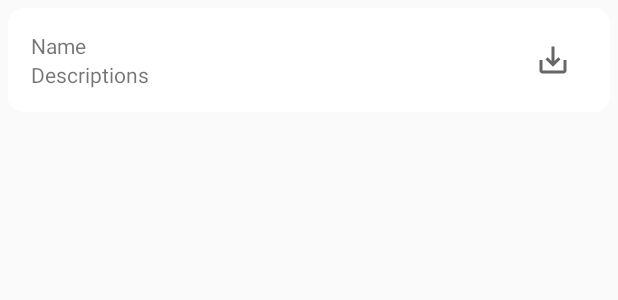
After one commit to devNitw/libNitwStudent, an Android app: the layout library_content_cards.xml on its own in the app's theme, with its tools: preview values and no code run, on a phone screen of 412 x 824 dp. The commit adds this screen. Shown: the top 300 px of the screen. Run offline under Robolectric (Android 15) with nearby library versions, the phone set to English and light mode, and no system bars.

Commit message:
made the course view and loaded pdf viewer

```diff
--- a/app/build.gradle
+++ b/app/build.gradle
@@ -78,4 +78,5 @@ dependencies {
     def archLifecycleVersion = '1.1.1'
     implementation "android.arch.lifecycle:extensions:$archLifecycleVersion"
     annotationProcessor "android.arch.lifecycle:compiler:$archLifecycleVersion"
+    implementation 'com.github.barteksc:android-pdf-viewer:2.8.2'
 }}
--- a/app/src/main/AndroidManifest.xml
+++ b/app/src/main/AndroidManifest.xml
@@ -1,6 +1,8 @@
 
 <manifest xmlns:android="http://schemas.android.com/apk/res/android"
     package="com.example.librarynitwstudent">
+    <uses-permission android:name="android.permission.READ_EXTERNAL_STORAGE"/>
+    <uses-permission android:name="android.permission.WRITE_EXTERNAL_STORAGE"/>
 
     <application
         android:allowBackup="true"
@@ -17,5 +19,7 @@
             </intent-filter>
         </activity>
         <activity android:name=".Ui.MainActivity.Home.SyllabusCard" android:theme="@style/AppTheme.PopupCard"/>
+        <activity android:name=".Ui.LibraryContent.ContentView" />
+        <activity android:name=".Ui.PdfView"/>
     </application>
 </manifest>
--- a/app/src/main/java/com/example/librarynitwstudent/Adapters/Main/HomeRecyclerAdapter.java
+++ b/app/src/main/java/com/example/librarynitwstudent/Adapters/Main/HomeRecyclerAdapter.java
@@ -15,6 +15,7 @@ import androidx.annotation.NonNull;
 import androidx.recyclerview.widget.RecyclerView;
 
 import com.example.librarynitwstudent.R;
+import com.example.librarynitwstudent.Ui.LibraryContent.ContentView;
 import com.example.librarynitwstudent.Ui.MainActivity.Home.SyllabusCard;
 import com.example.librarynitwstudent.models.Courses;
 
@@ -49,6 +50,8 @@ public class HomeRecyclerAdapter extends RecyclerView.Adapter<RecyclerView.ViewH
             @Override
             public void onClick(View v) {
                 Toast.makeText(context,"clicked view",Toast.LENGTH_SHORT).show();
+                Intent i =new Intent(context, ContentView.class);
+                context.startActivity(i);
             }
         });
         ((ViewHolder)holder).syllabus.setOnClickListener(new View.OnClickListener() {
--- a/app/src/main/java/com/example/librarynitwstudent/Adapters/Main/OfflineRecyclerAdapter.java
+++ b/app/src/main/java/com/example/librarynitwstudent/Adapters/Main/OfflineRecyclerAdapter.java
@@ -1,6 +1,8 @@
 package com.example.librarynitwstudent.Adapters.Main;
 
 import android.content.Context;
+import android.content.Intent;
+import android.net.Uri;
 import android.view.LayoutInflater;
 import android.view.View;
 import android.view.ViewGroup;
@@ -13,6 +15,7 @@ import androidx.annotation.NonNull;
 import androidx.recyclerview.widget.RecyclerView;
 
 import com.example.librarynitwstudent.R;
+import com.example.librarynitwstudent.Ui.PdfView;
 import com.example.librarynitwstudent.models.Downloads;
 
 import java.util.List;
@@ -47,6 +50,8 @@ public class OfflineRecyclerAdapter extends RecyclerView.Adapter<RecyclerView.Vi
             @Override
             public void onClick(View v) {
                 Toast.makeText(context,"Downloads clicked",Toast.LENGTH_SHORT).show();
+                Intent i=new Intent(context, PdfView.class);
+                context.startActivity(i);
             }
         });
         ((ViewHolder)holder).delete.setOnClickListener(new View.OnClickListener() {
--- /dev/null
+++ b/app/src/main/res/drawable/download.xml
@@ -0,0 +1,10 @@
+<vector xmlns:android="http://schemas.android.com/apk/res/android"
+    android:width="24dp"
+    android:height="24dp"
+    android:viewportWidth="24"
+    android:viewportHeight="24"
+    android:tint="?attr/colorControlNormal">
+  <path
+      android:fillColor="@android:color/white"
+      android:pathData="M19,12v7L5,19v-7L3,12v7c0,1.1 0.9,2 2,2h14c1.1,0 2,-0.9 2,-2v-7h-2zM13,12.67l2.59,-2.58L17,11.5l-5,5 -5,-5 1.41,-1.41L11,12.67L11,3h2z"/>
+</vector>
--- a/app/src/main/res/layout/fragment_offline.xml
+++ b/app/src/main/res/layout/fragment_offline.xml
@@ -8,5 +8,4 @@
         android:layout_width="match_parent"
         android:layout_height="match_parent"
         />
-
 </androidx.constraintlayout.widget.ConstraintLayout>
--- /dev/null
+++ b/app/src/main/res/layout/library_content_cards.xml
@@ -0,0 +1,45 @@
+<?xml version="1.0" encoding="utf-8"?>
+<RelativeLayout xmlns:android="http://schemas.android.com/apk/res/android"
+    android:layout_width="match_parent"
+    android:layout_height="wrap_content"
+    android:id="@+id/ContentView"
+    xmlns:app="http://schemas.android.com/apk/res-auto">
+    <LinearLayout
+        android:layout_width="match_parent"
+        android:layout_height="wrap_content"
+        android:orientation="horizontal"
+        android:background="@drawable/custom_card_view"
+        android:layout_margin="5dp"
+        android:padding="5dp"
+        >
+        <LinearLayout
+            android:padding="10dp"
+            android:layout_weight="5"
+            android:layout_width="0dp"
+            android:layout_height="wrap_content"
+            android:orientation="vertical"
+            >
+            <TextView
+                android:id="@+id/ContentName"
+                android:text="Name"
+                android:layout_width="match_parent"
+                android:layout_height="match_parent"
+                />
+            <TextView
+                android:id="@+id/ContentDescription"
+                android:text="Descriptions"
+                android:layout_width="match_parent"
+                android:layout_height="match_parent"
+                />
+        </LinearLayout>
+        <ImageButton
+            android:id="@+id/ContentSave"
+            android:src="@drawable/download"
+            android:layout_weight="1"
+            android:layout_width="0dp"
+            android:layout_height="match_parent"
+            android:background="@null"
+            />
+    </LinearLayout>
+
+</RelativeLayout>
```
Also changed, not shown: app/src/main/java/com/example/librarynitwstudent/Adapters/Main/LibraryRecyclerAdapters/ContentRecyclerAdapter.java (added, +75 -0 lines), app/src/main/java/com/example/librarynitwstudent/Ui/LibraryContent/ContentView.java (added, +63 -0 lines), app/src/main/java/com/example/librarynitwstudent/Ui/PdfView.java (added, +25 -0 lines), app/src/main/res/layout/course_activity.xml (+98 -4 lines), app/src/main/res/layout/pdf_view.xml (added, +11 -0 lines), 251 other files.
